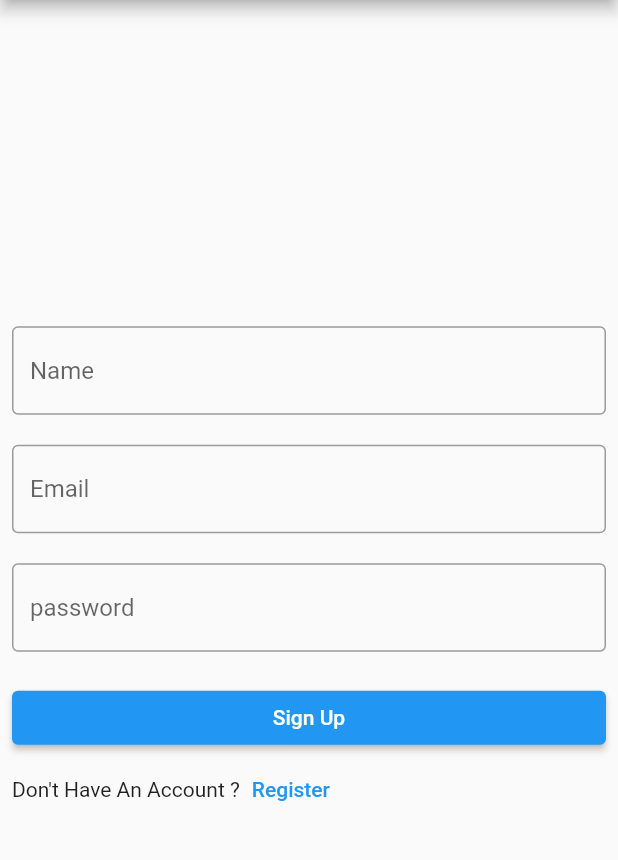
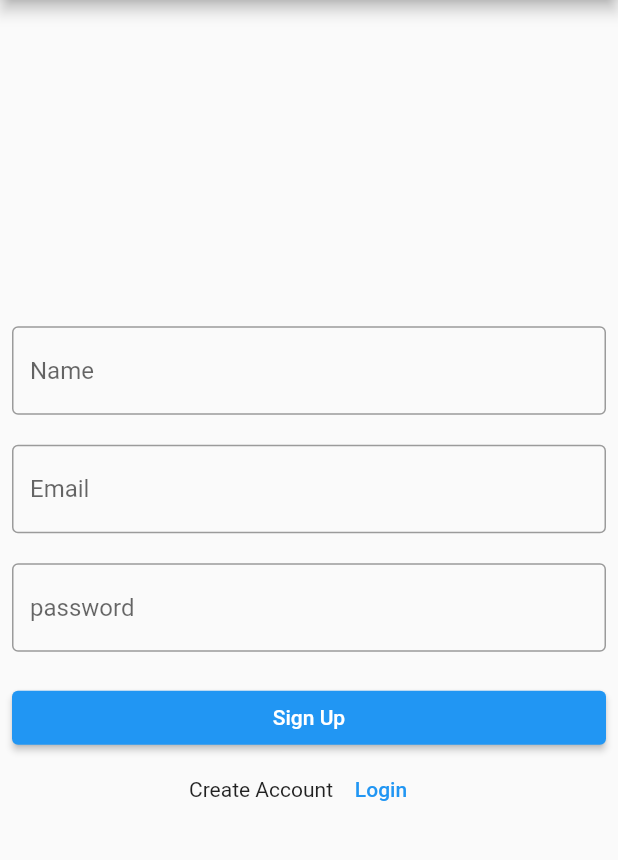
Before and after one commit to Fatma-abdelghany/FlutterFirebaseAPP, a Flutter app: the SignUp screen opened by its route, after a tap on "Sign Up", on a phone screen of 412 x 824 dp, the part 84-944 px from its top. Run offline on Flutter 3.47's test engine with Material 2 defaults, Android fonts, the phone set to English and light mode, and no system bars; our stand-ins replace firebase_auth, firebase_core, go_router; accounts and stored records are empty; network calls fail.

Commit message:
initial commit  flutter firebase  Login and Register with firebase

```diff
--- a/lib/Screens/signup/signup.dart
+++ b/lib/Screens/signup/signup.dart
@@ -1,4 +1,6 @@
+import 'package:firebase_auth/firebase_auth.dart';
 import 'package:flutter/material.dart';
+import 'package:go_router/go_router.dart';
 
 class SignUp extends StatefulWidget {
   const SignUp({super.key});
@@ -8,6 +10,9 @@ class SignUp extends StatefulWidget {
 }
 
 class _SignUpState extends State<SignUp> {
+  TextEditingController userName= TextEditingController();
+  TextEditingController password= TextEditingController();
+  TextEditingController Email= TextEditingController();
   @override
   Widget build(BuildContext context) {
     return  Scaffold(
@@ -21,7 +26,8 @@ class _SignUpState extends State<SignUp> {
             mainAxisAlignment: MainAxisAlignment.center,
             children: [
 
-            const TextField(
+             TextField(
+              controller: userName,
             keyboardType: TextInputType.text,
             decoration: InputDecoration(
                 border: OutlineInputBorder(),
@@ -29,7 +35,8 @@ class _SignUpState extends State<SignUp> {
             ),
           ),
           const SizedBox(height: 20,),
-              const TextField(
+               TextField(
+                controller: Email,
                 keyboardType: TextInputType.text,
                 decoration: InputDecoration(
                     border: OutlineInputBorder(),
@@ -38,7 +45,8 @@ class _SignUpState extends State<SignUp> {
               ),
               const SizedBox(height: 20,),
 
-          const TextField(
+           TextField(
+             controller: password,
             obscureText: true,
             decoration: InputDecoration(
               border: OutlineInputBorder(),
@@ -51,10 +59,22 @@ class _SignUpState extends State<SignUp> {
           Container(
             width:double.infinity ,
             child: ElevatedButton(
-                onPressed: (){
-                  setState(() {
-
-                  });
+                onPressed: ()async{
+                  try {
+                    UserCredential userCredential = await FirebaseAuth.instance.createUserWithEmailAndPassword(
+                        email: Email.text,
+                        password: password.text
+                    );
+                    context.go("/home");
+                  } on FirebaseAuthException catch (e) {
+                    if (e.code == 'weak-password') {
+                      print('The password provided is too weak.');
+                    } else if (e.code == 'email-already-in-use') {
+                      print('The account already exists for that email.');
+                    }
+                  } catch (e) {
+                    print(e);
+                  }
                 },
                 child: const Text(
                     "Sign Up"
@@ -62,9 +82,10 @@ class _SignUpState extends State<SignUp> {
           ),
 
           Row(
+            mainAxisAlignment: MainAxisAlignment.center,
             children: [
-              Text("Don't Have An Account ?"),
-              TextButton(onPressed: (){}, child: Text("Register"))
+              Text("Create Account"),
+              TextButton(onPressed: (){context.go( "/login");}, child: Text("Login"))
             ],
           )
 
```
Also changed, not shown: lib/Screens/Home/home.dart (added, +19 -0 lines), lib/Screens/login/login.dart (+17 -6 lines), lib/main.dart (+21 -0 lines).
